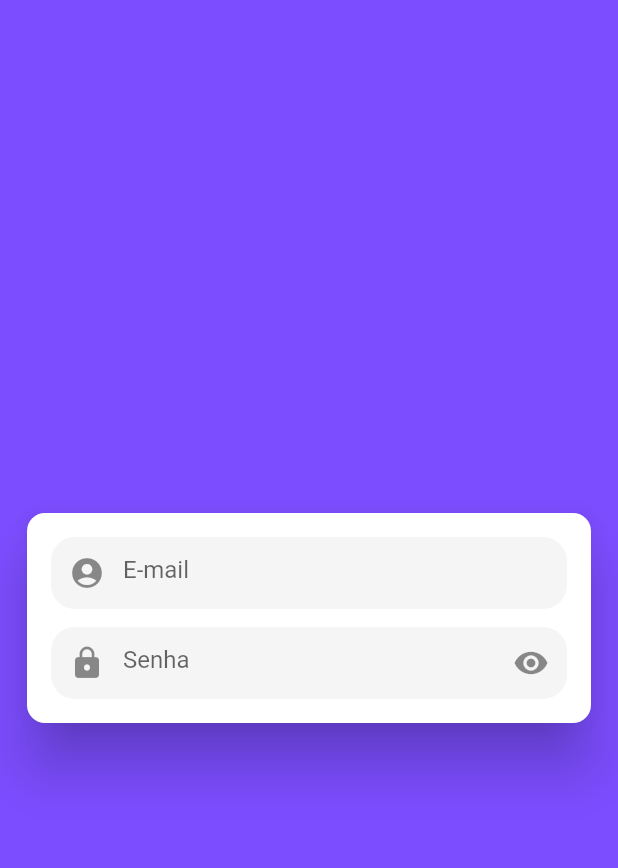
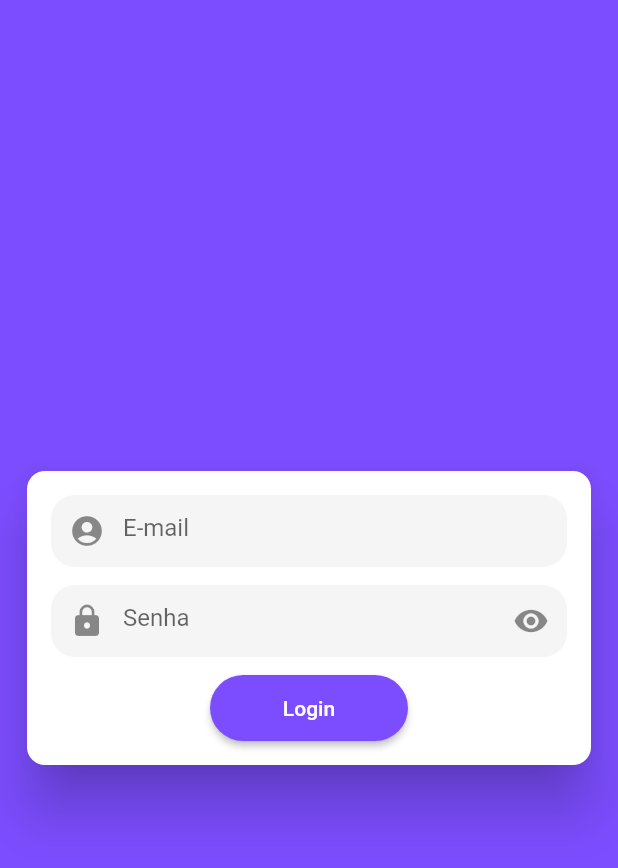
Before and after one commit to isaacscardoso/todolist-flutter-mobx, a Flutter app: the screen it shows after launch, on a phone screen of 412 x 824 dp. Shown: the top 868 px of the screen. Run offline on Flutter 3.47's test engine with Material 2 defaults, Android fonts, the light colour scheme and no system bars.

Commit message:
Adding the login button.

```diff
--- a/lib/views/login_screen.dart
+++ b/lib/views/login_screen.dart
@@ -50,6 +50,21 @@ class _LoginScreenState extends State<LoginScreen> {
                     onChanged: (password) {},
                     enabled: true,
                   ),
+                  const SizedBox(height: 12),
+                  SizedBox(
+                    width: 132,
+                    height: 44,
+                    child: ElevatedButton(
+                      onPressed: () {},
+                      style: ElevatedButton.styleFrom(
+                        primary: Theme.of(context).primaryColor,
+                        shape: RoundedRectangleBorder(
+                          borderRadius: BorderRadius.circular(32),
+                        ),
+                      ),
+                      child: const Text('Login'),
+                    ),
+                  ),
                 ],
               ),
             ),
```
